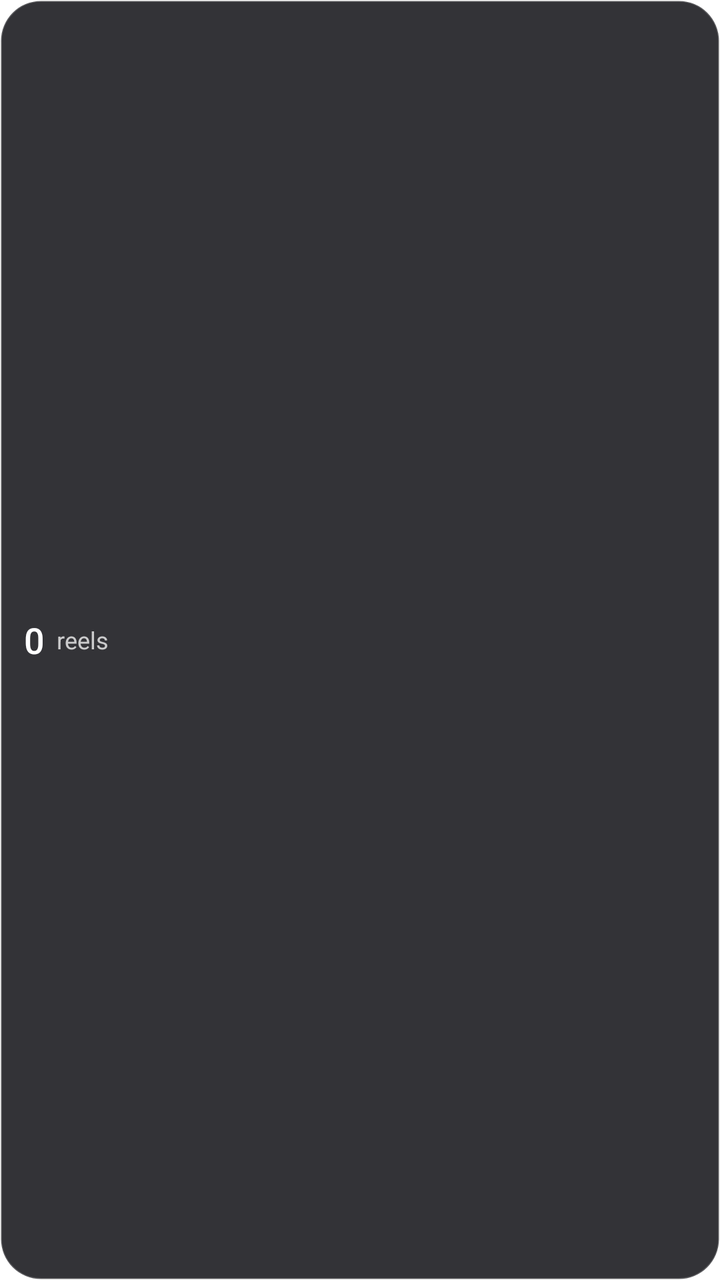
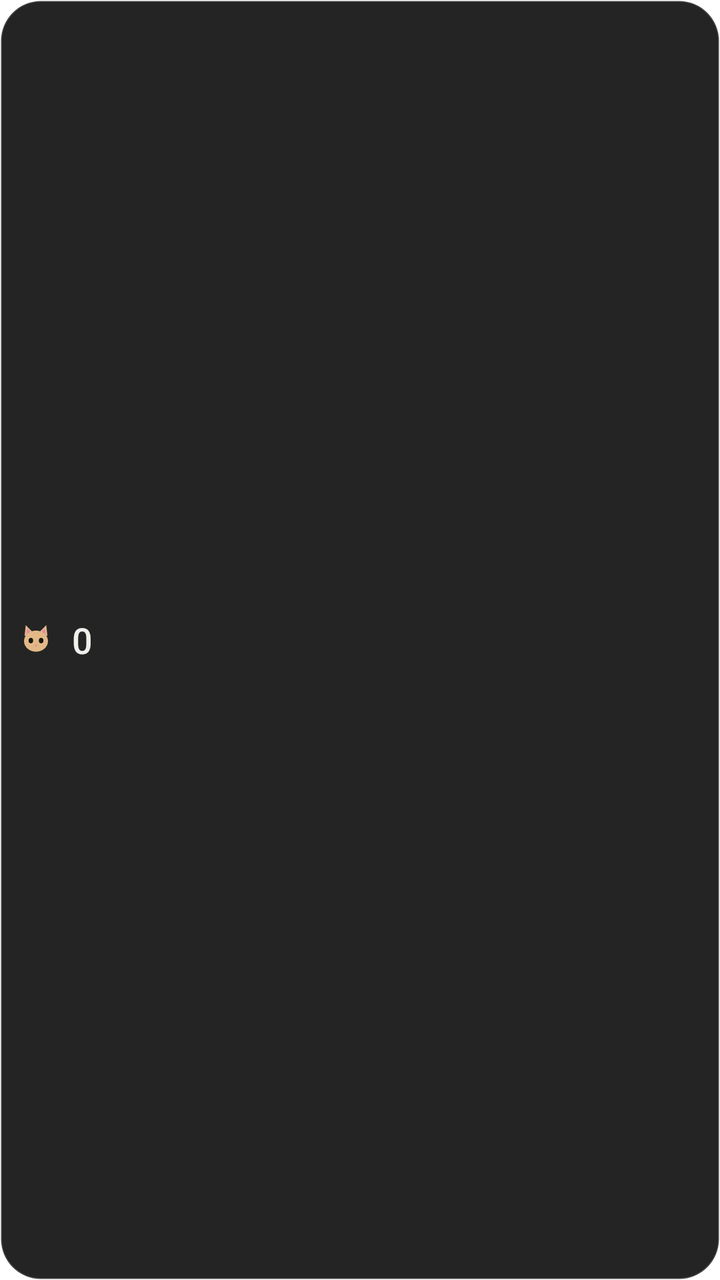

Compare the two renders of this Android layout. The source of the first and the diff that turns it into the second are given below.
<!-- AndroidManifest.xml: fallback theme Theme.MaterialComponents.DayNight.NoActionBar -->
<!-- res/layout/sw_overlay_counter.xml -->
<?xml version="1.0" encoding="utf-8"?>
<LinearLayout xmlns:android="http://schemas.android.com/apk/res/android"
  android:layout_width="wrap_content"
  android:layout_height="wrap_content"
  android:background="@drawable/sw_overlay_pill"
  android:gravity="center_vertical"
  android:orientation="horizontal"
  android:paddingStart="12dp"
  android:paddingTop="6dp"
  android:paddingEnd="12dp"
  android:paddingBottom="6dp">

  <TextView
    android:id="@+id/sw_overlay_count"
    android:layout_width="wrap_content"
    android:layout_height="wrap_content"
    android:fontFamily="sans-serif-medium"
    android:text="0"
    android:textColor="#FFFFFF"
    android:textSize="18sp" />

  <TextView
    android:layout_width="wrap_content"
    android:layout_height="wrap_content"
    android:layout_marginStart="6dp"
    android:alpha="0.75"
    android:text="reels"
    android:textColor="#FFFFFF"
    android:textSize="12sp" />
</LinearLayout>
<!-- resources referenced by this layout -->
<resources>
  <!-- drawable sw_overlay_pill (drawable) -->
  <?xml version="1.0" encoding="utf-8"?>
  <shape xmlns:android="http://schemas.android.com/apk/res/android"
    android:shape="rectangle">
    <solid android:color="#D9101014" />
    <corners android:radius="20dp" />
    <stroke
      android:width="1dp"
      android:color="#33FFFFFF" />
  </shape>
</resources>

<!-- the commit's change to res/layout/sw_overlay_counter.xml (unified diff, before → after) -->
@@ -5,26 +5,24 @@
   android:background="@drawable/sw_overlay_pill"
   android:gravity="center_vertical"
   android:orientation="horizontal"
-  android:paddingStart="12dp"
+  android:paddingStart="8dp"
   android:paddingTop="6dp"
-  android:paddingEnd="12dp"
+  android:paddingEnd="14dp"
   android:paddingBottom="6dp">
+
+  <ImageView
+    android:layout_width="20dp"
+    android:layout_height="20dp"
+    android:contentDescription="@string/sw_service_label"
+    android:src="@drawable/sw_ellie_mark" />
 
   <TextView
     android:id="@+id/sw_overlay_count"
     android:layout_width="wrap_content"
     android:layout_height="wrap_content"
+    android:layout_marginStart="8dp"
     android:fontFamily="sans-serif-medium"
     android:text="0"
-    android:textColor="#FFFFFF"
+    android:textColor="#F0EFEC"
     android:textSize="18sp" />
-
-  <TextView
-    android:layout_width="wrap_content"
-    android:layout_height="wrap_content"
-    android:layout_marginStart="6dp"
-    android:alpha="0.75"
-    android:text="reels"
-    android:textColor="#FFFFFF"
-    android:textSize="12sp" />
 </LinearLayout>
<!-- resource entries referenced after the edit -->
@@ -1,14 +1,37 @@
 <!-- resources referenced by this layout -->
 <resources>
+  <!-- drawable sw_ellie_mark (drawable) -->
+  <?xml version="1.0" encoding="utf-8"?>
+  <vector xmlns:android="http://schemas.android.com/apk/res/android"
+    android:width="18dp"
+    android:height="18dp"
+    android:viewportWidth="140"
+    android:viewportHeight="140">
+    <path android:fillColor="#E2B887" android:pathData="M30,56 L34,18 L60,44 Z" />
+    <path android:fillColor="#E2B887" android:pathData="M110,56 L106,18 L80,44 Z" />
+    <path android:fillColor="#E58BA4" android:pathData="M37,50 L39,29 L53,44 Z" />
+    <path android:fillColor="#E58BA4" android:pathData="M103,50 L101,29 L87,44 Z" />
+    <path
+      android:fillColor="#E2B887"
+      android:pathData="M70,37 m-42,37 a42,37 0 1,0 84,0 a42,37 0 1,0 -84,0" />
+    <path
+      android:fillColor="#17160F"
+      android:pathData="M52,63 m-8,9 a8,9.5 0 1,0 16,0 a8,9.5 0 1,0 -16,0" />
+    <path
+      android:fillColor="#17160F"
+      android:pathData="M88,63 m-8,9 a8,9.5 0 1,0 16,0 a8,9.5 0 1,0 -16,0" />
+    <path android:fillColor="#E58BA4" android:pathData="M70,85 L65,90 L70,94 L75,90 Z" />
+  </vector>
   <!-- drawable sw_overlay_pill (drawable) -->
   <?xml version="1.0" encoding="utf-8"?>
   <shape xmlns:android="http://schemas.android.com/apk/res/android"
     android:shape="rectangle">
-    <solid android:color="#D9101014" />
+    <solid android:color="#E60D0D0D" />
     <corners android:radius="20dp" />
     <stroke
       android:width="1dp"
-      android:color="#33FFFFFF" />
+      android:color="#2BFFFFFF" />
   </shape>
+  <string name="sw_service_label">ScrollWise counter</string>
 </resources>
 
